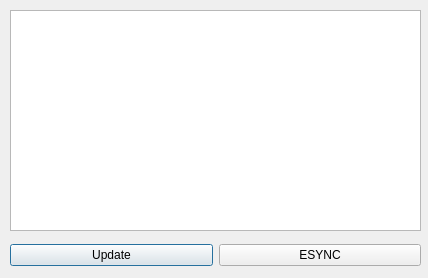
Old version of the form src/ui_icepapcms/qt_designer_files/dialogstatusinfo.ui in the repository MaxIV-KitsControls/app-cells-icepapcms.
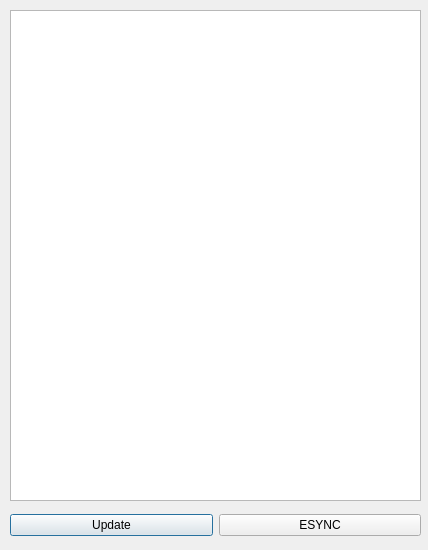
New version of the form.

The edit to the form file:
```diff
--- a/src/ui_icepapcms/qt_designer_files/dialogstatusinfo.ui
+++ b/src/ui_icepapcms/qt_designer_files/dialogstatusinfo.ui
@@ -7,7 +7,7 @@
     <x>0</x>
     <y>0</y>
     <width>428</width>
-    <height>278</height>
+    <height>550</height>
    </rect>
   </property>
   <property name="windowTitle">
@@ -19,15 +19,15 @@
      <x>10</x>
      <y>10</y>
      <width>411</width>
-     <height>221</height>
+     <height>491</height>
     </rect>
    </property>
   </widget>
-  <widget class="QWidget" name="">
+  <widget class="QWidget" name="layoutWidget">
    <property name="geometry">
     <rect>
      <x>10</x>
-     <y>240</y>
+     <y>510</y>
      <width>411</width>
      <height>30</height>
     </rect>
```
Left out of the diff: 6 changed lines with no effect on the pictures.
